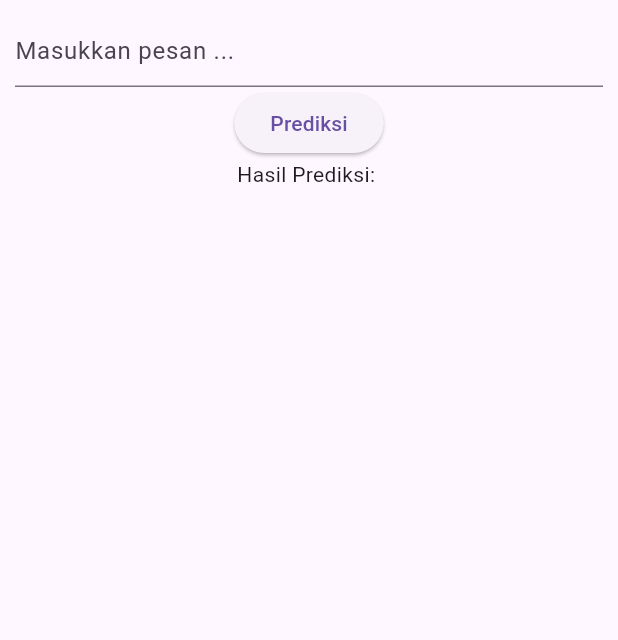
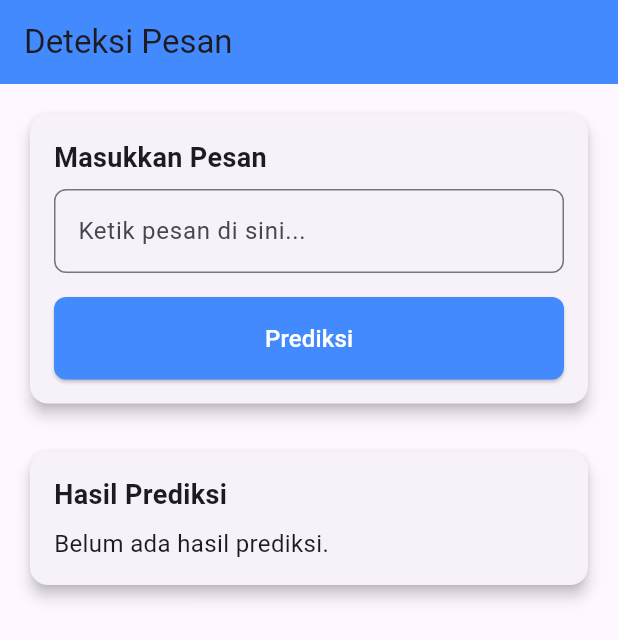
Before and after one commit to nickedizen/ML-sms-spam-classifier, a Flutter app: the screen it shows after launch, after a tap on "Prediksi", on a phone screen of 412 x 824 dp. Shown: the top 640 px of the screen. Run offline on Flutter 3.47's test engine with Material 3 defaults, Android fonts, the light colour scheme and no system bars; network calls fail.

Commit message:
UI UX Deteksi Pesan

```diff
--- /dev/null
+++ b/flutter_ui/lib/deteksi_pesan.dart
@@ -0,0 +1,124 @@
+import 'dart:convert';
+import 'package:flutter/material.dart';
+import 'package:flutter_ui/api.dart';
+
+class DeteksiPesan extends StatefulWidget {
+  const DeteksiPesan({super.key});
+
+  @override
+  State<DeteksiPesan> createState() => _DeteksiPesanState();
+}
+
+class _DeteksiPesanState extends State<DeteksiPesan> {
+  String text = '';
+  var data;
+  String hasilPrediksi = '';
+
+  @override
+  Widget build(BuildContext context) {
+    return Scaffold(
+      appBar: AppBar(
+        title: const Text('Deteksi Pesan'),
+        backgroundColor: Colors.blueAccent,
+      ),
+      body: SafeArea(
+        child: Padding(
+          padding: const EdgeInsets.all(16.0),
+          child: Column(
+            crossAxisAlignment: CrossAxisAlignment.stretch,
+            children: [
+              Card(
+                elevation: 4,
+                shape: RoundedRectangleBorder(
+                  borderRadius: BorderRadius.circular(12),
+                ),
+                child: Padding(
+                  padding: const EdgeInsets.all(16.0),
+                  child: Column(
+                    crossAxisAlignment: CrossAxisAlignment.start,
+                    children: [
+                      const Text(
+                        'Masukkan Pesan',
+                        style: TextStyle(
+                          fontSize: 18,
+                          fontWeight: FontWeight.bold,
+                        ),
+                      ),
+                      const SizedBox(height: 8),
+                      TextField(
+                        onChanged: (value) {
+                          text = value.toString();
+                        },
+                        decoration: InputDecoration(
+                          hintText: 'Ketik pesan di sini...',
+                          border: OutlineInputBorder(
+                            borderRadius: BorderRadius.circular(8),
+                          ),
+                        ),
+                      ),
+                      const SizedBox(height: 16),
+                      SizedBox(
+                        width: double.infinity,
+                        child: ElevatedButton(
+                          style: ElevatedButton.styleFrom(
+                            backgroundColor: Colors.blueAccent,
+                            padding: const EdgeInsets.symmetric(vertical: 16),
+                            shape: RoundedRectangleBorder(
+                              borderRadius: BorderRadius.circular(8),
+                            ),
+                          ),
+                          onPressed: () async {
+                            data = await predictSMS(text);
+                            setState(() {
+                              hasilPrediksi = data;
+                            });
+                          },
+                          child: const Text(
+                            'Prediksi',
+                            style: TextStyle(
+                              fontSize: 16,
+                              color: Colors.white,
+                            ),
+                          ),
+                        ),
+                      ),
+                    ],
+                  ),
+                ),
+              ),
+              const SizedBox(height: 24),
+              Card(
+                elevation: 4,
+                shape: RoundedRectangleBorder(
+                  borderRadius: BorderRadius.circular(12),
+                ),
+                child: Padding(
+                  padding: const EdgeInsets.all(16.0),
+                  child: Column(
+                    crossAxisAlignment: CrossAxisAlignment.start,
+                    children: [
+                      const Text(
+                        'Hasil Prediksi',
+                        style: TextStyle(
+                          fontSize: 18,
+                          fontWeight: FontWeight.bold,
+                        ),
+                      ),
+                      const SizedBox(height: 8),
+                      Text(
+                        hasilPrediksi.isNotEmpty
+                            ? hasilPrediksi
+                            : 'Belum ada hasil prediksi.',
+                        style: const TextStyle(fontSize: 16),
+                      ),
+                    ],
+                  ),
+                ),
+              ),
+            ],
+          ),
+        ),
+      ),
+    );
+  }
+}
--- /dev/null
+++ b/flutter_ui/lib/landing_screen.dart
@@ -0,0 +1,51 @@
+import 'dart:async';
+import 'package:flutter/material.dart';
+import 'package:flutter_ui/deteksi_pesan.dart';
+
+class LandingScreen extends StatefulWidget {
+  const LandingScreen({super.key});
+
+  @override
+  State<LandingScreen> createState() => _LandingScreenState();
+}
+
+class _LandingScreenState extends State<LandingScreen> {
+  @override
+  void initState() {
+    super.initState();
+    mulai();
+  }
+
+  mulai() async {
+    var durasi = Duration(seconds: 7);
+    return Timer(durasi, () {
+      Navigator.of(context).pushReplacement(MaterialPageRoute(builder: (_) {
+        return DeteksiPesan();
+      }));
+    });
+  }
+
+  @override
+  Widget build(BuildContext context) {
+    return Scaffold(
+      body: Container(
+        width: double.infinity,
+        height: double.infinity,
+        decoration: BoxDecoration(
+          gradient: LinearGradient(
+            colors: [Colors.white, Colors.white],
+            begin: Alignment.topLeft,
+            end: Alignment.bottomRight,
+          ),
+        ),
+        child: Center(
+          child: Image.asset(
+            'image/DetAI.gif',
+            height: 500,
+            width: 500,
+          ),
+        ),
+      ),
+    );
+  }
+}
--- a/flutter_ui/lib/main.dart
+++ b/flutter_ui/lib/main.dart
@@ -1,59 +1,17 @@
-import 'dart:convert';
 import 'package:flutter/material.dart';
-import 'package:flutter_ui/api.dart';
+import 'landing_screen.dart';
 
 void main() {
   runApp(const MainApp());
 }
 
-class MainApp extends StatefulWidget {
+class MainApp extends StatelessWidget {
   const MainApp({super.key});
-
-  @override
-  State<MainApp> createState() => _MainAppState();
-}
-
-class _MainAppState extends State<MainApp> {
-  String text = '';
-  var data;
-  String hasilPrediksi = '';
 
   @override
   Widget build(BuildContext context) {
     return MaterialApp(
-      home: Scaffold(
-        body: SafeArea(
-          child: Padding(
-            padding: const EdgeInsets.all(10.0),
-            child: Center(
-              child: Column(
-                children: [
-                  TextField(
-                    onChanged: (value) {
-                      text = value.toString();
-                    },
-                    decoration: const InputDecoration(
-                      hintText: 'Masukkan pesan ...'
-                    ),
-                  ),
-                  ElevatedButton(
-                    onPressed: () async {
-                      data = await predictSMS(text);
-                      setState(() {
-                        hasilPrediksi = data;
-                      });
-                    },
-                    child: const Text('Prediksi')
-                  ),
-                  Text(
-                    'Hasil Prediksi: $hasilPrediksi'
-                  )
-                ],
-              ),
-            ),
-          ),
-        ),
-      ),
+      home: const LandingScreen(),
     );
   }
 }
```
Also changed, not shown: flutter_ui/pubspec.yaml (+9 -3 lines), flutter_ui/image/DetAI.gif (added), flutter_ui/pubspec.lock, 1 other file.
